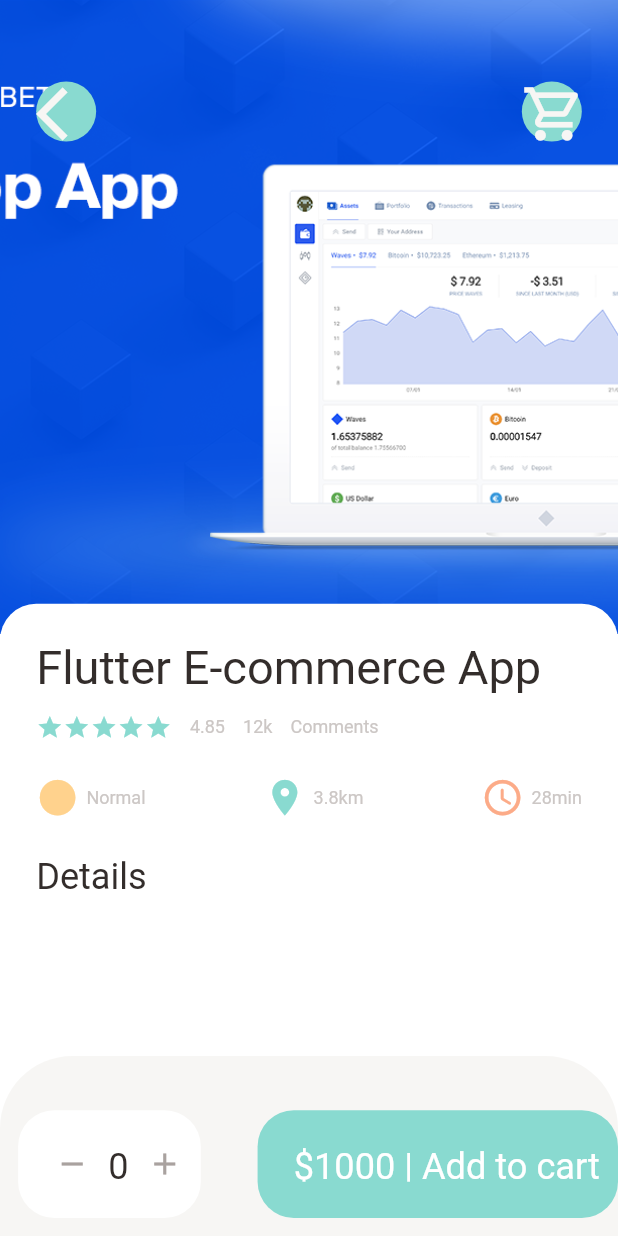
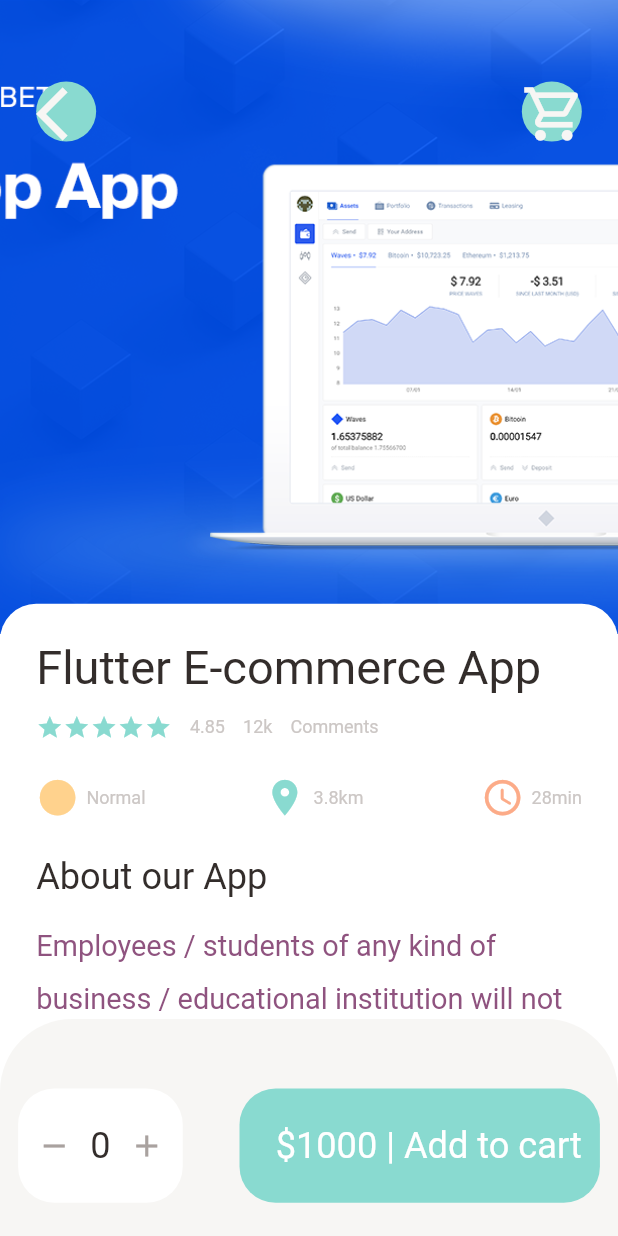
Before and after one commit to hasinur-akram/Flutter-E-Commerce-App, a Flutter app: the screen it shows after launch, on a phone screen of 412 x 824 dp. Run offline on Flutter 3.47's test engine with Material 2 defaults, Android fonts, the phone set to English and light mode, and no system bars; our stand-ins replace dots_indicator, get.

Commit message:
4.1/2 Hours

```diff
--- a/lib/pages/food/popular_food_detail.dart
+++ b/lib/pages/food/popular_food_detail.dart
@@ -1,6 +1,7 @@
 import 'package:first_app/utils/dimention.dart';
 import 'package:first_app/widgets/app_column.dart';
 import 'package:first_app/widgets/app_icon.dart';
+import 'package:first_app/widgets/expandable_text_widget.dart';
 import 'package:flutter/cupertino.dart';
 import 'package:flutter/material.dart';
 
@@ -18,6 +19,7 @@ class PopularFoodDetail extends StatelessWidget {
       backgroundColor: Colors.white,
       body: Stack(
         children: [
+          //Background Image
           Positioned(
               left: 0,
               right: 0,
@@ -33,6 +35,7 @@ class PopularFoodDetail extends StatelessWidget {
                   )
                 ),
               )),
+          //Icon widgets
           Positioned(
               top: Dimensions.height45,
               left: Dimensions.width20,
@@ -45,6 +48,7 @@ class PopularFoodDetail extends StatelessWidget {
 
                 ],
               )),
+          //Introduction of Products
           Positioned(
               left: 0,
               right: 0,
@@ -64,15 +68,20 @@ class PopularFoodDetail extends StatelessWidget {
                     children: [
                       AppColumn(text: 'Flutter E-commerce App'),
                       SizedBox(height: Dimensions.height20,),
-                      BigText(text: "Details")
+                      BigText(text: "About our App"),
+                      SizedBox(height: Dimensions.height10,),
+                      Expanded(child: SingleChildScrollView(child: ExpandableTextWidget(text: "Employees / students of any kind of business / educational institution will not be able to cheat even if they want to. The management / guardian will be able to know all the information including his presence, work output assignment through any device including mobile. Even if you can't go to the organization due to illness or any other urgent work, you can complete all the work starting from online meeting. Any financial transaction can be done through the device in hand without going to the institution. Just through an app. Which can be installed on all devices. Most apps can be run on mobile but not on computer. Even if the tab is run, the format of the app changes. But our app mobile computer can be logged in from any device including any version of Windows, Linux, Mac, Smart TV. If anyone needs an app, please contact inbox."))),
                     ],
                   ),
-              ))
+              )),
+          //Expandable Text Widget
+
+
         ],
       ),
       bottomNavigationBar: Container(
-        height: 120,
-        padding: EdgeInsets.only(top: Dimensions.height30,bottom: Dimensions.height10,left: Dimensions.width10, ),
+        height: Dimensions.bottomHeightBar,
+        padding: EdgeInsets.only(top: Dimensions.height30,bottom: Dimensions.height10,left: Dimensions.width10, right: Dimensions.width10),
         decoration: BoxDecoration(
           color: AppColors.buttonBackgroundColor,
           borderRadius: BorderRadius.only(
@@ -84,7 +93,7 @@ class PopularFoodDetail extends StatelessWidget {
           mainAxisAlignment: MainAxisAlignment.spaceBetween,
           children: [
             Container(
-              padding: EdgeInsets.only(top: Dimensions.height20, bottom: Dimensions.height20,left: Dimensions.width20, right: Dimensions.width10),
+              padding: EdgeInsets.only(top: Dimensions.height20, bottom: Dimensions.height20,left: Dimensions.width10, right: Dimensions.width10),
               decoration: BoxDecoration(
                 borderRadius: BorderRadius.circular(Dimensions.radius20),
                 color: Colors.white,
--- a/lib/utils/dimention.dart
+++ b/lib/utils/dimention.dart
@@ -23,6 +23,7 @@ class Dimensions{
   static double width30 = screenHeight/22.78;
 
   //Font size of text
+  static double font16 = screenHeight/42.71;
   static double font20 = screenHeight/34.17;
   static double font26 = screenHeight/26.28;
 
@@ -42,4 +43,7 @@ class Dimensions{
   //Popular food
   static double popularFoodImgSize = screenHeight/1.95;
 
+  //Bottom Height
+  static double bottomHeightBar = screenHeight/5.695;
+
 }
--- /dev/null
+++ b/lib/widgets/expandable_text_widget.dart
@@ -0,0 +1,60 @@
+import 'package:first_app/utils/colors.dart';
+import 'package:first_app/utils/dimention.dart';
+import 'package:first_app/widgets/small_text.dart';
+import 'package:flutter/cupertino.dart';
+import 'package:flutter/material.dart';
+
+class ExpandableTextWidget extends StatefulWidget {
+  final String text;
+  const ExpandableTextWidget({Key? key, required this.text}) : super(key: key);
+
+  @override
+  State<ExpandableTextWidget> createState() => _ExpandableTextWidgetState();
+}
+
+class _ExpandableTextWidgetState extends State<ExpandableTextWidget> {
+  late String firstHalf;
+  late String secondHalf;
+
+  bool hiddenText = true;
+
+  double textHeight = Dimensions.screenHeight/5.69;
+
+  @override
+  void initState(){
+    super.initState();
+    if(widget.text.length>textHeight){
+      firstHalf = widget.text.substring(0, textHeight.toInt());
+      secondHalf = widget.text.substring(textHeight.toInt()+1, widget.text.length);
+    }else{
+      firstHalf=widget.text;
+      secondHalf="";
+    }
+  }
+
+  @override
+  Widget build(BuildContext context) {
+    return Container(
+      child: secondHalf.isEmpty?SmallText(color:AppColors.paraColor,size:Dimensions.font16,text: firstHalf):Column(
+        children: [
+          SmallText(height:1.8,color:AppColors.paraColor,size:Dimensions.font16,text: hiddenText?(firstHalf+"..."):(firstHalf+secondHalf)),
+          InkWell(
+            onTap: (){
+              setState(() {
+                hiddenText=!hiddenText;
+              });
+
+            },
+            child: Row(
+              children: [
+                SmallText(text: "Show more", color: AppColors.mainColor,),
+                Icon(hiddenText?Icons.arrow_drop_down:Icons.arrow_drop_up, color: AppColors.mainColor,),
+
+              ],
+            ),
+          )
+        ],
+    ),
+    );
+  }
+}
```
